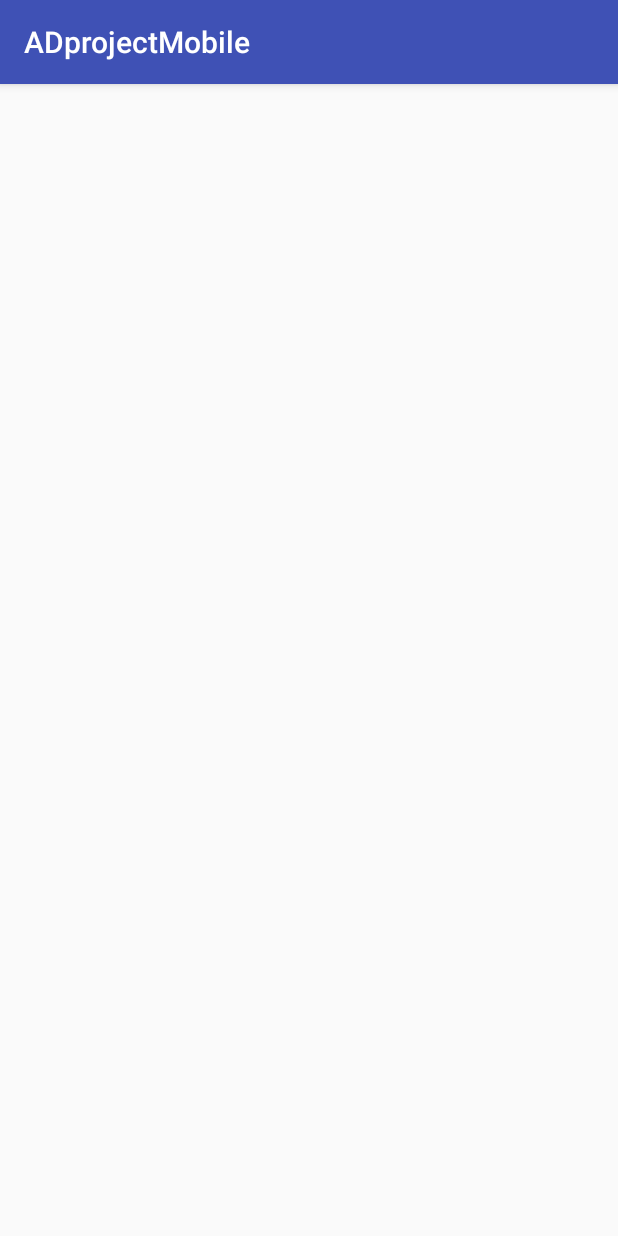
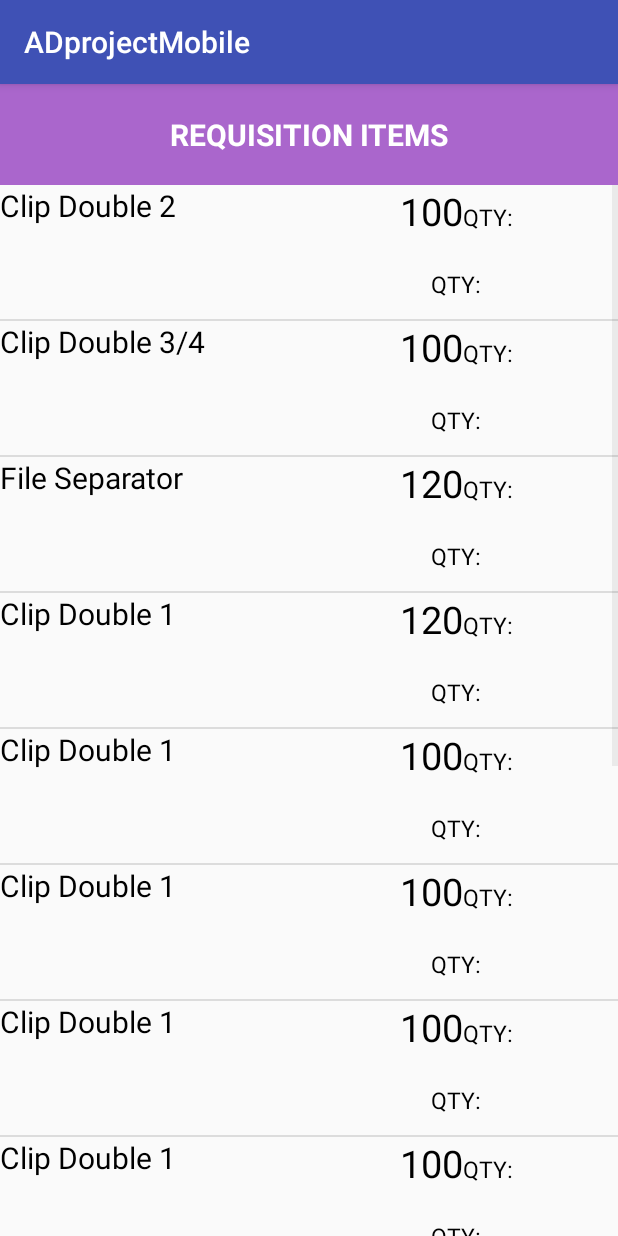
Before and after one commit to SA43Team12ADprojectMobile/SA43Team12ADprojectMobile, an Android app: the DisbursementItems screen opened directly, with no data from a screen before it, on a phone screen of 412 x 824 dp. Run offline under Robolectric (Android 15) with nearby library versions, the phone set to English and light mode, and no system bars.

Commit message:
End day update 25/01

```diff
--- a/app/src/main/java/com/adprojectmobile/activity/department/ConfirmDisbursement/DisbursementItems.java
+++ b/app/src/main/java/com/adprojectmobile/activity/department/ConfirmDisbursement/DisbursementItems.java
@@ -1,15 +1,62 @@
 package com.adprojectmobile.activity.department.ConfirmDisbursement;
 
+import android.content.Intent;
+import android.os.AsyncTask;
 import android.support.v7.app.AppCompatActivity;
 import android.os.Bundle;
+import android.view.View;
+import android.widget.AdapterView;
+import android.widget.ListView;
 
 import com.adprojectmobile.R;
+import com.adprojectmobile.adapter.requisitionItemForApprovalAdapter;
+import com.adprojectmobile.dao.Dao.requisitionDao;
+import com.adprojectmobile.dao.Dao.requisitionItemDao;
+import com.adprojectmobile.dao.DaoImpl.requisitionDaoImpl;
+import com.adprojectmobile.dao.DaoImpl.requisitionItemDaoImpl;
+import com.adprojectmobile.model.Requisition;
+import com.adprojectmobile.model.RequisitionItem;
+
+import java.util.List;
 
 public class DisbursementItems extends AppCompatActivity {
-
+    requisitionItemDao reqItemDao = new requisitionItemDaoImpl();
+    requisitionDao reqDao = new requisitionDaoImpl();
     @Override
     protected void onCreate(Bundle savedInstanceState) {
         super.onCreate(savedInstanceState);
         setContentView(R.layout.confirm_disbursement_activity_disbursement_items);
+
+        final Requisition requisition = getIntent().getParcelableExtra("data");
+        // Toast.makeText(getApplicationContext(),requisition.getRequisitionDate().toString(),Toast.LENGTH_LONG).show();
+
+        final ListView requisitionItemView = (ListView) findViewById(R.id.listview_confirm_disbursements_items);
+
+
+        new AsyncTask<Requisition, Void, List<RequisitionItem>>() {
+            @Override
+            protected List<RequisitionItem> doInBackground(Requisition... params) {
+                return reqItemDao.getAllRequisitionItems();
+                //return reqItemDao.getItemsInRequisition(requisition);
+            }
+
+            @Override
+            protected void onPostExecute(List<RequisitionItem> requisitionItems) {
+                //requisitionItemView.setAdapter(new requisitionItemAdapter(ItemsForCollection.this,R.layout.row_retrieval_form_disbursement_items,requisitionItems));
+                requisitionItemView.setAdapter(new requisitionItemForApprovalAdapter(DisbursementItems.this, R.layout.row_confirm_disbursements_items, requisitionItems));
+            }
+        }.execute();
+
+        requisitionItemView.setOnItemClickListener(new AdapterView.OnItemClickListener() {
+            @Override
+            public void onItemClick(AdapterView<?> parent, View view, int position, long id) {
+                RequisitionItem requisitionItem = (RequisitionItem) parent.getAdapter().getItem(position);
+
+                Intent intent = new Intent(getApplicationContext(), ConfirmCollection.class);
+                intent.putExtra("data", requisitionItem);
+                intent.putExtra("data1", requisition);
+                startActivity(intent);
+            }
+        });
     }
 }
--- a/app/src/main/res/layout/confirm_disbursement_activity_disbursement_items.xml
+++ b/app/src/main/res/layout/confirm_disbursement_activity_disbursement_items.xml
@@ -1,13 +1,28 @@
 <?xml version="1.0" encoding="utf-8"?>
-<RelativeLayout xmlns:android="http://schemas.android.com/apk/res/android"
+<LinearLayout xmlns:android="http://schemas.android.com/apk/res/android"
     xmlns:tools="http://schemas.android.com/tools"
-    android:id="@+id/confirm_disbursement_activity_disbursement_items"
     android:layout_width="match_parent"
     android:layout_height="match_parent"
-    android:paddingBottom="@dimen/activity_vertical_margin"
-    android:paddingLeft="@dimen/activity_horizontal_margin"
-    android:paddingRight="@dimen/activity_horizontal_margin"
-    android:paddingTop="@dimen/activity_vertical_margin"
-    tools:context="com.adprojectmobile.activity.department.ConfirmDisbursement.DisbursementItems">
+    android:orientation="vertical"
+    android:fitsSystemWindows="true"
+    tools:context=".activity.department.ConfirmDisbursement.DisbursementItems">
 
-</RelativeLayout>
+    <TextView
+        android:layout_width="match_parent"
+        android:layout_height="wrap_content"
+        android:padding="20dp"
+        android:textSize="20sp"
+        android:background="@android:color/holo_purple"
+        android:textColor="@android:color/white"
+        android:textStyle="normal|bold"
+        android:text="Requisition Items"
+        android:textAllCaps="true"
+        android:gravity="center"
+        android:fitsSystemWindows="true"
+        />
+
+    <ListView
+        android:layout_width="match_parent"
+        android:layout_height="match_parent"
+        android:id="@+id/listview_confirm_disbursements_items" />
+</LinearLayout>
--- /dev/null
+++ b/app/src/main/res/layout/row_confirm_disbursements_items.xml
@@ -0,0 +1,100 @@
+<?xml version="1.0" encoding="utf-8"?>
+<RelativeLayout xmlns:android="http://schemas.android.com/apk/res/android"
+    xmlns:tools="http://schemas.android.com/tools"
+    android:orientation="horizontal" android:layout_width="fill_parent"
+    android:layout_height="wrap_content"
+    android:descendantFocusability="blocksDescendants">
+
+    <LinearLayout
+        android:orientation="horizontal"
+        android:layout_width="match_parent"
+        android:layout_height="match_parent">
+
+        <LinearLayout
+            android:orientation="vertical"
+            android:layout_width="match_parent"
+            android:layout_height="match_parent"
+            android:layout_weight="1">
+
+            <TextView
+                android:layout_width="wrap_content"
+                android:layout_height="wrap_content"
+                android:id="@+id/textView_requisition_requisition_item_name"
+                android:layout_weight="1"
+                android:textSize="20sp"
+                android:paddingBottom="10dp"
+                android:textColor="@android:color/black" />
+
+        </LinearLayout>
+
+        <LinearLayout
+            android:orientation="vertical"
+            android:layout_width="match_parent"
+            android:layout_height="match_parent"
+            android:layout_alignParentRight="true"
+            android:layoutDirection="rtl"
+            android:layout_weight="1">
+
+            <LinearLayout
+                android:layout_width="match_parent"
+                android:layout_height="match_parent"
+                android:orientation="horizontal"
+                android:layout_weight="1">
+
+                <TextView
+                    android:layout_width="wrap_content"
+                    android:layout_height="wrap_content"
+                    android:layout_weight="1"
+                    android:textColor="@android:color/black"
+                    android:layoutDirection="ltr"
+                    android:paddingRight="10dp"
+                    android:textSize="15sp"
+                    android:text="QTY:"/>
+                <TextView
+                    android:layout_width="wrap_content"
+                    android:layout_height="wrap_content"
+                    android:id="@+id/textview_requisition_requisition_quantity_required"
+                    android:gravity="right"
+                    android:layout_weight="1"
+                    android:paddingBottom="10dp"
+                    android:layoutDirection="rtl"
+                    android:textSize="25sp"
+                    android:textColor="@android:color/black"/>
+            </LinearLayout>
+
+            <LinearLayout
+                android:orientation="horizontal"
+                android:layout_width="match_parent"
+                android:layout_height="match_parent"
+                android:layout_alignParentRight="true"
+                android:layoutDirection="rtl"
+                android:layout_weight="1">
+
+                <TextView
+                    android:layout_width="wrap_content"
+                    android:layout_height="wrap_content"
+                    android:layout_weight="1"
+                    android:textColor="@android:color/black"
+                    android:layoutDirection="ltr"
+                    android:paddingRight="10dp"
+                    android:textSize="15sp"
+                    android:text="QTY:"/>
+                <TextView
+                    android:layout_width="wrap_content"
+                    android:layout_height="wrap_content"
+                    android:id="@+id/textview_requisition_requisition_quantity_retrieved"
+                    android:gravity="right"
+                    android:layout_weight="1"
+                    android:paddingBottom="10dp"
+                    android:layoutDirection="rtl"
+                    android:textSize="25sp"
+                    android:textColor="@android:color/black"/>
+                />
+            </LinearLayout>
+
+        </LinearLayout>
+
+    </LinearLayout>
+
+
+</RelativeLayout>
```
Also changed, not shown: app/src/main/java/com/adprojectmobile/MainActivity.java (+9 -0 lines), app/src/main/java/com/adprojectmobile/activity/department/ConfirmDisbursement/ConfirmCollection.java (+57 -15 lines), app/src/main/java/com/adprojectmobile/activity/department/ConfirmDisbursement/Disbursements.java (+44 -0 lines), app/src/main/res/layout/activity_main.xml (+8 -0 lines), app/src/main/res/layout/confirm_disbursement_activity_disbursements.xml (+29 -8 lines), app/src/main/res/layout/row_confirm_disbursements.xml (added, +57 -0 lines).
